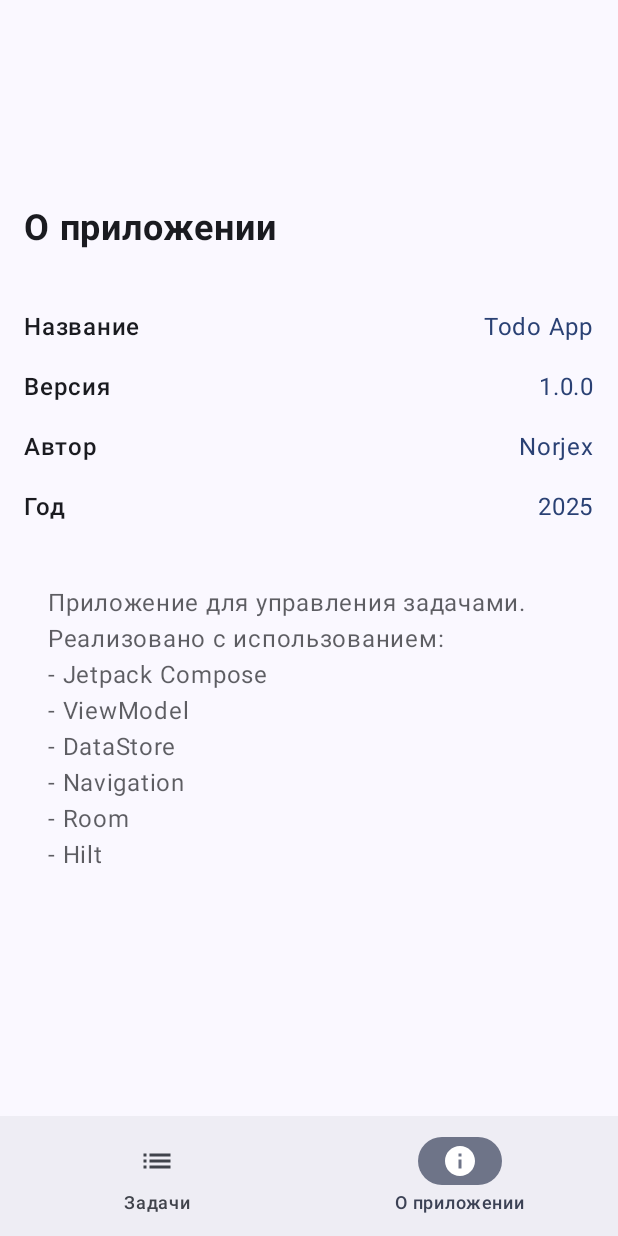
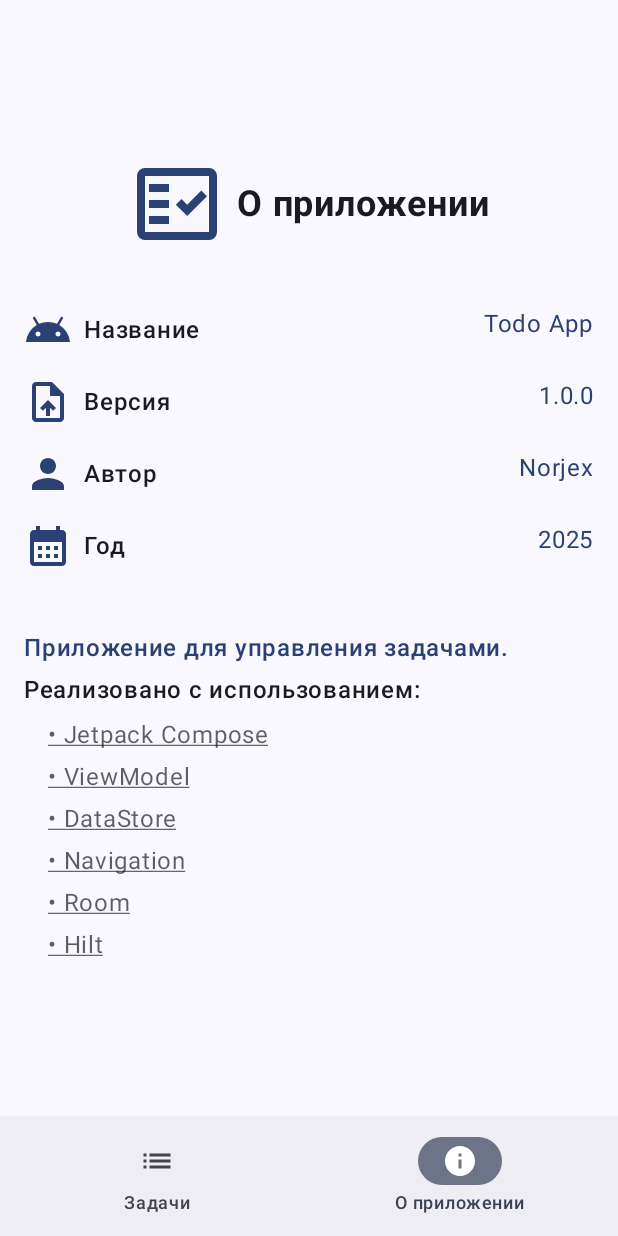
Before and after one commit to Norjexik/TodoApp, an Android app built with Jetpack Compose: the screen it shows after launch (MainActivity), item 2 of the bottom bar chosen, on a phone screen of 412 x 824 dp. Run offline under Robolectric (Android 15) with nearby library versions, the phone set to English and light mode, and no system bars; our stand-ins replace Dagger/Hilt's generated code, Room's generated code; libraries missing offline, so code that uses them is left out: androidx.hilt.lifecycle.

Commit message:
refactor(AboutScreen): Improve UI, add interactivity, and clean architecture
- Implemented interactive clickable links for all listed technologies using Intent and Uri, demonstrating system API integration.
- Refactored UI hierarchy by introducing Icon for visual enhancement and applying strong visual separation to section headers.
- Separated business logic and static data: moved openUrl functionality (as a Context extension) and TechLinks (Map) outside of the Composable for better architectural cleanliness (Separation of Concerns).
- Corrected the AboutItem structure to use icons effectively.

```diff
--- /dev/null
+++ b/app/src/main/java/com/example/todoapp/data/AboutData.kt
@@ -0,0 +1,10 @@
+package com.example.todoapp.data
+
+val techLinks = mapOf(
+    "Jetpack Compose" to "https://developer.android.com/jetpack/compose",
+    "ViewModel" to "https://developer.android.com/topic/libraries/architecture/viewmodel",
+    "DataStore" to "https://developer.android.com/topic/libraries/architecture/datastore",
+    "Navigation" to "https://developer.android.com/guide/navigation",
+    "Room" to "https://developer.android.com/topic/libraries/architecture/room",
+    "Hilt" to "https://developer.android.com/training/dependency-injection/hilt-android"
+)
--- a/app/src/main/java/com/example/todoapp/di/AppModule.kt
+++ b/app/src/main/java/com/example/todoapp/di/AppModule.kt
@@ -1,9 +1,6 @@
 package com.example.todoapp.di
 
 import android.content.Context
-import androidx.datastore.core.DataStore
-import androidx.datastore.preferences.core.Preferences
-import androidx.datastore.preferences.preferencesDataStore
 import androidx.room.Room
 import com.example.todoapp.data.local.AppDatabase
 import com.example.todoapp.data.local.dao.TodoDao
--- a/app/src/main/java/com/example/todoapp/ui/screens/AboutScreen.kt
+++ b/app/src/main/java/com/example/todoapp/ui/screens/AboutScreen.kt
@@ -1,5 +1,6 @@
 package com.example.todoapp.ui.screens
 
+import androidx.compose.foundation.clickable
 import androidx.compose.foundation.layout.Arrangement
 import androidx.compose.foundation.layout.Column
 import androidx.compose.foundation.layout.Row
@@ -8,79 +9,116 @@ import androidx.compose.foundation.layout.fillMaxSize
 import androidx.compose.foundation.layout.fillMaxWidth
 import androidx.compose.foundation.layout.height
 import androidx.compose.foundation.layout.padding
+import androidx.compose.foundation.layout.size
+import androidx.compose.material3.Icon
 import androidx.compose.material3.MaterialTheme
 import androidx.compose.material3.Text
 import androidx.compose.runtime.Composable
+import androidx.compose.ui.Alignment
 import androidx.compose.ui.Modifier
+import androidx.compose.ui.platform.LocalContext
+import androidx.compose.ui.res.painterResource
 import androidx.compose.ui.text.font.FontWeight
-import androidx.compose.ui.text.style.TextAlign
-import androidx.compose.ui.tooling.preview.Preview
+import androidx.compose.ui.text.style.TextDecoration
 import androidx.compose.ui.unit.dp
 import androidx.compose.ui.unit.sp
-import com.example.todoapp.ui.theme.TodoAppTheme
+import com.example.todoapp.R
+import com.example.todoapp.data.techLinks
+import com.example.todoapp.util.openUrl
 
 @Composable
 fun AboutScreen() {
+    val context = LocalContext.current
+
     Column(
         modifier = Modifier
             .fillMaxSize()
             .padding(16.dp),
         verticalArrangement = Arrangement.Center,
     ) {
+        Row(
+            modifier = Modifier
+                .fillMaxWidth()
+                .padding(bottom = 24.dp),
+            horizontalArrangement = Arrangement.Center,
+            verticalAlignment = Alignment.CenterVertically
+        ) {
+            Icon(
+                painter = painterResource(R.drawable.outline_fact_check_24),
+                contentDescription = "Логотип приложения",
+                modifier = Modifier
+                    .size(72.dp)
+                    .padding(end = 8.dp),
+                tint = MaterialTheme.colorScheme.primary,
+            )
             Text(
                 text = "О приложении",
                 fontSize = 24.sp,
-            fontWeight = FontWeight.Bold,
-            modifier = Modifier.padding(bottom = 32.dp)
+                fontWeight = FontWeight.Bold
             )
-        AboutItem("Название", "Todo App")
-        AboutItem("Версия", "1.0.0")
-        AboutItem("Автор", "Norjex")
-        AboutItem("Год", "2025")
+        }
+        AboutItem(R.drawable.android_name, "Название", "Todo App")
+        AboutItem(R.drawable.upload_file, "Версия", "1.0.0")
+        AboutItem(R.drawable.person, "Автор", "Norjex")
+        AboutItem(R.drawable.calendar_month, "Год", "2025")
 
         Spacer(modifier = Modifier.height(32.dp))
 
         Text(
-            text = "Приложение для управления задачами.\n" +
-                    "Реализовано с использованием:\n" +
-                    "- Jetpack Compose\n" +
-                    "- ViewModel\n" +
-                    "- DataStore\n" +
-                    "- Navigation\n" +
-                    "- Room\n" +
-                    "- Hilt\n",
+            text = "Приложение для управления задачами.",
+            color = MaterialTheme.colorScheme.primary,
+            fontWeight = FontWeight.SemiBold,
+            modifier = Modifier.padding(bottom = 4.dp)
+        )
+        Text(
+            text = "Реализовано с использованием:",
+            color = MaterialTheme.colorScheme.onSurface,
+            fontWeight = FontWeight.SemiBold,
+            modifier = Modifier.padding(bottom = 4.dp)
+        )
+        Column(modifier = Modifier.padding(start = 16.dp)) {
+            techLinks.forEach { (techName, url) ->
+                Text(
+                    text = "• $techName",
                     color = MaterialTheme.colorScheme.onSurface.copy(alpha = 0.7f),
-            modifier = Modifier.padding(horizontal = 16.dp),
-            textAlign = TextAlign.Left
+                    modifier = Modifier
+                        .padding(vertical = 2.dp)
+                        .clickable { (openUrl(context, url)) }
+                        .fillMaxWidth(),
+                    textDecoration = TextDecoration.Underline
                 )
             }
-
+        }
+    }
 }
 
 @Composable
-private fun AboutItem(label: String, value: String) {
+private fun AboutItem(icon: Int, label: String, value: String) {
     Row(
         modifier = Modifier
             .fillMaxWidth()
             .padding(vertical = 8.dp),
         horizontalArrangement = Arrangement.SpaceBetween
     ) {
+        Row(
+            verticalAlignment = Alignment.CenterVertically
+        ) {
+            Icon(
+                painter = painterResource(icon),
+                contentDescription = null,
+                tint = MaterialTheme.colorScheme.primary,
+                modifier = Modifier
+                    .padding(end = 8.dp)
+            )
             Text(
                 text = label,
                 fontWeight = FontWeight.Medium,
                 color = MaterialTheme.colorScheme.onSurface
             )
+        }
         Text(
             text = value,
             color = MaterialTheme.colorScheme.primary
         )
     }
 }
-
-@Preview
-@Composable
-fun PreviewScreen() {
-    TodoAppTheme(darkTheme = false) {
-        AboutScreen()
-    }
-}
--- a/app/src/main/java/com/example/todoapp/ui/theme/Type.kt
+++ b/app/src/main/java/com/example/todoapp/ui/theme/Type.kt
@@ -1,9 +1,5 @@
 package com.example.ui.theme
 
 import androidx.compose.material3.Typography
-import androidx.compose.ui.text.TextStyle
-import androidx.compose.ui.text.font.FontFamily
-import androidx.compose.ui.text.font.FontWeight
-import androidx.compose.ui.unit.sp
 
 val AppTypography = Typography()
--- /dev/null
+++ b/app/src/main/java/com/example/todoapp/util/IntentUtils.kt
@@ -0,0 +1,10 @@
+package com.example.todoapp.util
+
+import android.content.Context
+import android.content.Intent
+import android.net.Uri
+
+fun openUrl(context: Context, url: String) {
+    val intent = Intent(Intent.ACTION_VIEW, Uri.parse(url))
+    context.startActivity(intent)
+}
--- /dev/null
+++ b/app/src/main/res/drawable/android_name.xml
@@ -0,0 +1,5 @@
+<vector xmlns:android="http://schemas.android.com/apk/res/android" android:height="32dp" android:tint="#000000" android:viewportHeight="960" android:viewportWidth="960" android:width="32dp">
+
+    <path android:fillColor="@android:color/white" android:pathData="M40,720Q49,613 105.5,523Q162,433 256,380L182,252Q176,243 179,233Q182,223 192,218Q200,213 210,216Q220,219 226,228L300,356Q386,320 480,320Q574,320 660,356L734,228Q740,219 750,216Q760,213 768,218Q778,223 781,233Q784,243 778,252L704,380Q798,433 854.5,523Q911,613 920,720L40,720ZM280,610Q301,610 315.5,595.5Q330,581 330,560Q330,539 315.5,524.5Q301,510 280,510Q259,510 244.5,524.5Q230,539 230,560Q230,581 244.5,595.5Q259,610 280,610ZM680,610Q701,610 715.5,595.5Q730,581 730,560Q730,539 715.5,524.5Q701,510 680,510Q659,510 644.5,524.5Q630,539 630,560Q630,581 644.5,595.5Q659,610 680,610Z"/>
+
+</vector>
--- /dev/null
+++ b/app/src/main/res/drawable/calendar_month.xml
@@ -0,0 +1,5 @@
+<vector xmlns:android="http://schemas.android.com/apk/res/android" android:height="32dp" android:tint="#000000" android:viewportHeight="24" android:viewportWidth="24" android:width="32dp">
+
+    <path android:fillColor="@android:color/white" android:pathData="M19,4h-1V2h-2v2H8V2H6v2H5C3.89,4 3.01,4.9 3.01,6L3,20c0,1.1 0.89,2 2,2h14c1.1,0 2,-0.9 2,-2V6C21,4.9 20.1,4 19,4zM19,20H5V10h14V20zM9,14H7v-2h2V14zM13,14h-2v-2h2V14zM17,14h-2v-2h2V14zM9,18H7v-2h2V18zM13,18h-2v-2h2V18zM17,18h-2v-2h2V18z"/>
+
+</vector>
--- /dev/null
+++ b/app/src/main/res/drawable/outline_fact_check_24.xml
@@ -0,0 +1,5 @@
+<vector xmlns:android="http://schemas.android.com/apk/res/android" android:height="72dp" android:tint="#000000" android:viewportHeight="960" android:viewportWidth="960" android:width="72dp">
+
+    <path android:fillColor="@android:color/white" android:pathData="M160,840Q127,840 103.5,816.5Q80,793 80,760L80,200Q80,167 103.5,143.5Q127,120 160,120L800,120Q833,120 856.5,143.5Q880,167 880,200L880,760Q880,793 856.5,816.5Q833,840 800,840L160,840ZM160,760L800,760Q800,760 800,760Q800,760 800,760L800,200Q800,200 800,200Q800,200 800,200L160,200Q160,200 160,200Q160,200 160,200L160,760Q160,760 160,760Q160,760 160,760ZM200,680L400,680L400,600L200,600L200,680ZM582,600L780,402L723,345L582,487L525,430L469,487L582,600ZM200,520L400,520L400,440L200,440L200,520ZM200,360L400,360L400,280L200,280L200,360ZM160,760L160,760Q160,760 160,760Q160,760 160,760L160,200Q160,200 160,200Q160,200 160,200L160,200Q160,200 160,200Q160,200 160,200L160,760Q160,760 160,760Q160,760 160,760Z"/>
+
+</vector>
--- /dev/null
+++ b/app/src/main/res/drawable/person.xml
@@ -0,0 +1,5 @@
+<vector xmlns:android="http://schemas.android.com/apk/res/android" android:height="32dp" android:tint="#000000" android:viewportHeight="24" android:viewportWidth="24" android:width="32dp">
+
+    <path android:fillColor="@android:color/white" android:pathData="M12,12c2.21,0 4,-1.79 4,-4s-1.79,-4 -4,-4 -4,1.79 -4,4 1.79,4 4,4zM12,14c-2.67,0 -8,1.34 -8,4v2h16v-2c0,-2.66 -5.33,-4 -8,-4z"/>
+
+</vector>
--- /dev/null
+++ b/app/src/main/res/drawable/upload_file.xml
@@ -0,0 +1,5 @@
+<vector xmlns:android="http://schemas.android.com/apk/res/android" android:height="32dp" android:tint="#000000" android:viewportHeight="960" android:viewportWidth="960" android:width="32dp">
+
+    <path android:fillColor="@android:color/white" android:pathData="M440,760L520,760L520,593L584,657L640,600L480,440L320,600L377,656L440,593L440,760ZM240,880Q207,880 183.5,856.5Q160,833 160,800L160,160Q160,127 183.5,103.5Q207,80 240,80L560,80L800,320L800,800Q800,833 776.5,856.5Q753,880 720,880L240,880ZM520,360L520,160L240,160Q240,160 240,160Q240,160 240,160L240,800Q240,800 240,800Q240,800 240,800L720,800Q720,800 720,800Q720,800 720,800L720,360L520,360ZM240,160L240,160L240,360L240,360L240,160L240,360L240,360L240,800Q240,800 240,800Q240,800 240,800L240,800Q240,800 240,800Q240,800 240,800L240,160Q240,160 240,160Q240,160 240,160Z"/>
+
+</vector>
```
Also changed, not shown: app/src/main/java/com/example/todoapp/MainActivity.kt (+0 -9 lines). Lines whose indentation alone changed are shown as unchanged.
